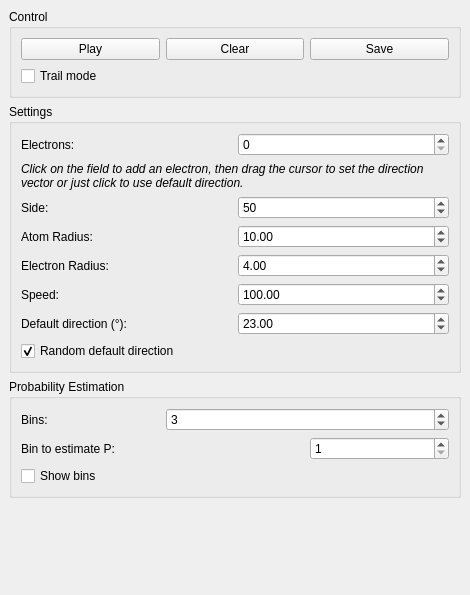
Old version of the form src/window.ui in the repository romovpa/Lorentz-gas.
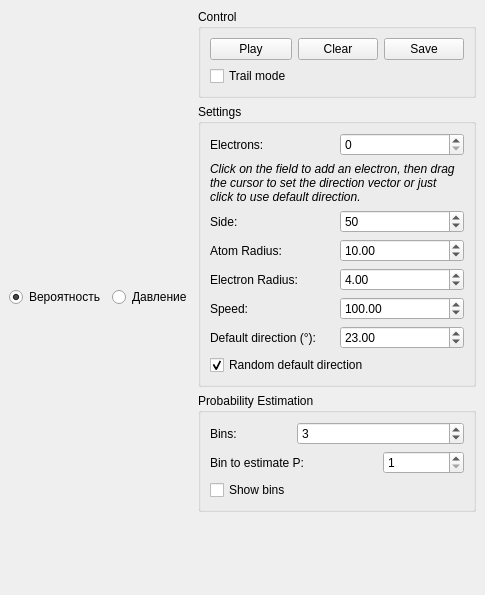
New version of the form.

```diff
--- a/src/window.ui
+++ b/src/window.ui
@@ -334,6 +334,37 @@
       </property>
      </spacer>
     </item>
+    <item row="0" column="0" rowspan="4">
+     <layout class="QVBoxLayout" name="leftLayout">
+      <item>
+       <layout class="QGridLayout" name="nativeLayout"/>
+      </item>
+      <item>
+       <layout class="QHBoxLayout" name="horizontalLayout">
+        <item>
+         <widget class="QRadioButton" name="radioButton1">
+          <property name="text">
+           <string>Вероятность</string>
+          </property>
+          <property name="checked">
+           <bool>true</bool>
+          </property>
+         </widget>
+        </item>
+        <item>
+         <widget class="QRadioButton" name="radioButton2">
+          <property name="text">
+           <string>Давление</string>
+          </property>
+         </widget>
+        </item>
+       </layout>
+      </item>
+      <item>
+       <layout class="QGridLayout" name="plotLayout"/>
+      </item>
+     </layout>
+    </item>
    </layout>
   </widget>
  </widget>
```
Left out of the diff: 6 changed lines with no effect on the pictures.
